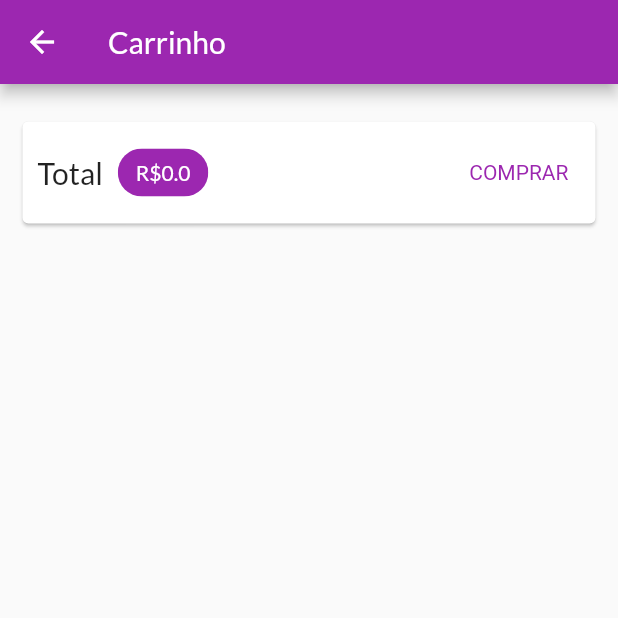
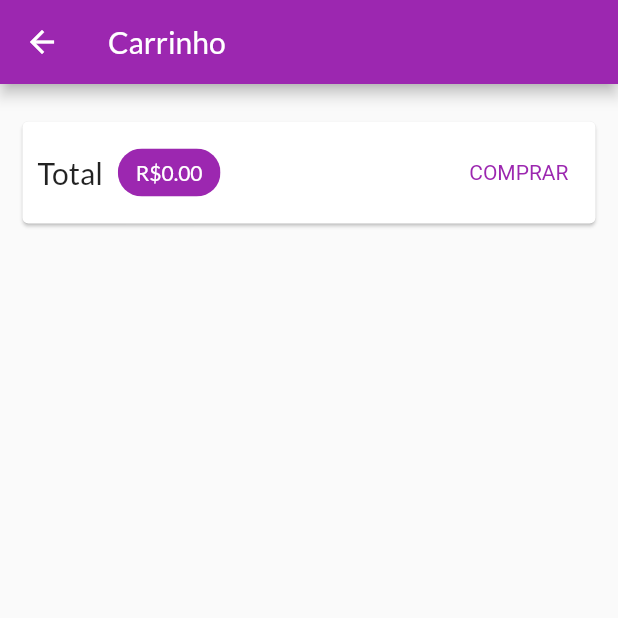
Before and after one commit to thgoas/shop, a Flutter app: the CartPage screen opened by its route, after a tap on "COMPRAR", on a phone screen of 412 x 824 dp, the top half of it. Run offline on Flutter 3.47's test engine with Material 2 defaults, Android fonts, the phone set to English and light mode, and no system bars; network calls fail.

```diff
--- /dev/null
+++ b/lib/components/order.dart
@@ -0,0 +1,69 @@
+import 'package:flutter/material.dart';
+import 'package:intl/intl.dart';
+import 'package:shop/models/order.dart';
+
+class OrderWidget extends StatefulWidget {
+  final Order order;
+  const OrderWidget({Key? key, required this.order}) : super(key: key);
+
+  @override
+  State<OrderWidget> createState() => _OrderWidgetState();
+}
+
+class _OrderWidgetState extends State<OrderWidget> {
+  bool _expanded = false;
+  @override
+  Widget build(BuildContext context) {
+    return Card(
+      child: Column(
+        children: [
+          ListTile(
+            title: Text('R\$ ${widget.order.total.toStringAsFixed(2)}'),
+            subtitle: Text(
+              DateFormat('dd/MM/yyyy hh:mm').format(widget.order.date),
+            ),
+            trailing: IconButton(
+              icon: Icon(Icons.expand_more),
+              onPressed: () {
+                setState(() {
+                  _expanded = !_expanded;
+                });
+              },
+            ),
+          ),
+          if (_expanded)
+            Container(
+              padding: EdgeInsets.symmetric(
+                horizontal: 15,
+                vertical: 4,
+              ),
+              height: (widget.order.products.length * 24.0) + 10,
+              child: ListView(
+                children: widget.order.products.map((product) {
+                  return Row(
+                    mainAxisAlignment: MainAxisAlignment.spaceBetween,
+                    children: [
+                      Text(
+                        product.name,
+                        style: TextStyle(
+                          fontSize: 18,
+                          fontWeight: FontWeight.bold,
+                        ),
+                      ),
+                      Text(
+                        '${product.quantity}x R\$ ${product.price}',
+                        style: TextStyle(
+                          fontSize: 18,
+                          color: Colors.grey,
+                        ),
+                      )
+                    ],
+                  );
+                }).toList(),
+              ),
+            )
+        ],
+      ),
+    );
+  }
+}
--- a/lib/components/product_grid.dart
+++ b/lib/components/product_grid.dart
@@ -1,6 +1,6 @@
 import 'package:flutter/widgets.dart';
 import 'package:provider/provider.dart';
-import 'package:shop/components/product_item.dart';
+import 'package:shop/components/product_grid_item.dart';
 import 'package:shop/models/product.dart';
 import 'package:shop/models/product_list.dart';
 
@@ -24,7 +24,7 @@ class ProductGrid extends StatelessWidget {
           mainAxisSpacing: 10),
       itemBuilder: (ctx, i) => ChangeNotifierProvider.value(
         value: loadedProducts[i],
-        child: ProductItem(),
+        child: ProductGridItem(),
       ),
     );
   }
--- /dev/null
+++ b/lib/models/order.dart
@@ -0,0 +1,14 @@
+import 'package:shop/models/cart_item.dart';
+
+class Order {
+  final String id;
+  final double total;
+  final List<CartItem> products;
+  final DateTime date;
+
+  Order(
+      {required this.id,
+      required this.total,
+      required this.products,
+      required this.date});
+}
--- /dev/null
+++ b/lib/models/order_list.dart
@@ -0,0 +1,30 @@
+import 'dart:math';
+
+import 'package:flutter/material.dart';
+import 'package:shop/models/cart.dart';
+import 'package:shop/models/order.dart';
+
+class OrderList with ChangeNotifier {
+  List<Order> _items = [];
+
+  List<Order> get items {
+    return [..._items];
+  }
+
+  int get itemsCount {
+    return _items.length;
+  }
+
+  void addOrder(Cart cart) {
+    _items.insert(
+      0,
+      Order(
+        id: Random().nextDouble().toString(),
+        total: cart.totalAmount,
+        date: DateTime.now(),
+        products: cart.items.values.toList(),
+      ),
+    );
+    notifyListeners();
+  }
+}
--- a/lib/pages/cart_page.dart
+++ b/lib/pages/cart_page.dart
@@ -2,6 +2,7 @@ import 'package:flutter/material.dart';
 import 'package:provider/provider.dart';
 import 'package:shop/components/cart_item.dart';
 import 'package:shop/models/cart.dart';
+import 'package:shop/models/order_list.dart';
 
 class CartPage extends StatelessWidget {
   const CartPage({Key? key}) : super(key: key);
@@ -39,7 +40,7 @@ class CartPage extends StatelessWidget {
                   Chip(
                     backgroundColor: Theme.of(context).colorScheme.primary,
                     label: Text(
-                      'R\$${cart.totalAmount}',
+                      'R\$${cart.totalAmount.toStringAsFixed(2)}',
                       style: TextStyle(
                         color:
                             Theme.of(context).primaryTextTheme.headline6?.color,
@@ -48,7 +49,16 @@ class CartPage extends StatelessWidget {
                   ),
                   Spacer(),
                   TextButton(
-                    onPressed: () {},
+                    onPressed: () {
+                      Provider.of<OrderList>(
+                        context,
+                        listen: false,
+                      ).addOrder(
+                        cart,
+                      );
+
+                      cart.clear();
+                    },
                     child: Text('COMPRAR'),
                     style: TextButton.styleFrom(
                       textStyle: TextStyle(
--- /dev/null
+++ b/lib/pages/orders_page.dart
@@ -0,0 +1,26 @@
+import 'package:flutter/material.dart';
+import 'package:provider/provider.dart';
+import 'package:shop/components/app_drawer.dart';
+import 'package:shop/components/order.dart';
+import 'package:shop/models/order_list.dart';
+
+class OrdersPage extends StatelessWidget {
+  const OrdersPage({Key? key}) : super(key: key);
+
+  @override
+  Widget build(BuildContext context) {
+    final OrderList orders = Provider.of(context);
+    return Scaffold(
+      appBar: AppBar(
+        title: Text(
+          'Meus Pedidos',
+        ),
+      ),
+      drawer: AppDrawer(),
+      body: ListView.builder(
+        itemCount: orders.itemsCount,
+        itemBuilder: (ctx, i) => OrderWidget(order: orders.items[i]),
+      ),
+    );
+  }
+}
--- a/lib/pages/products_overview_page.dart
+++ b/lib/pages/products_overview_page.dart
@@ -1,5 +1,6 @@
 import 'package:flutter/material.dart';
 import 'package:provider/provider.dart';
+import 'package:shop/components/app_drawer.dart';
 import 'package:shop/components/badge.dart';
 import 'package:shop/components/product_grid.dart';
 import 'package:shop/models/cart.dart';
@@ -63,6 +64,7 @@ class _ProductsOverviewPageState extends State<ProductsOverviewPage> {
         ],
       ),
       body: ProductGrid(_showFavoriteOnly),
+      drawer: AppDrawer(),
     );
   }
 }
--- a/lib/utils/app_routes.dart
+++ b/lib/utils/app_routes.dart
@@ -1,4 +1,6 @@
 class AppRoutes {
+  static const HOME = '/';
   static const PRODUCT_DETAIL = '/product-detail';
   static const CART = '/cart';
+  static const ORDERS = '/orders';
 }
```
Also changed, not shown: lib/components/app_drawer.dart (added, +40 -0 lines), lib/components/cart_item.dart (+54 -2 lines), lib/components/product_grid_item.dart (renamed from lib/components/product_item.dart, +14 -1 lines), lib/main.dart (+8 -1 lines), lib/models/cart.dart (+22 -0 lines), lib/pages/product_detail_page.dart (+36 -0 lines).
